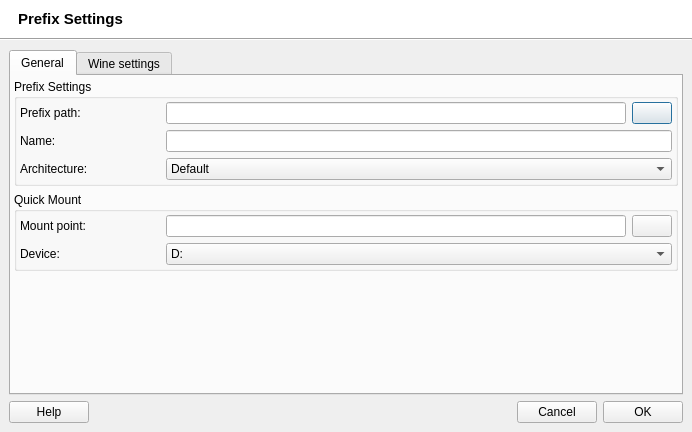
brezerk/q4wine, file src/q4wine-gui/uis/PrefixSettings.ui: the form before one commit.
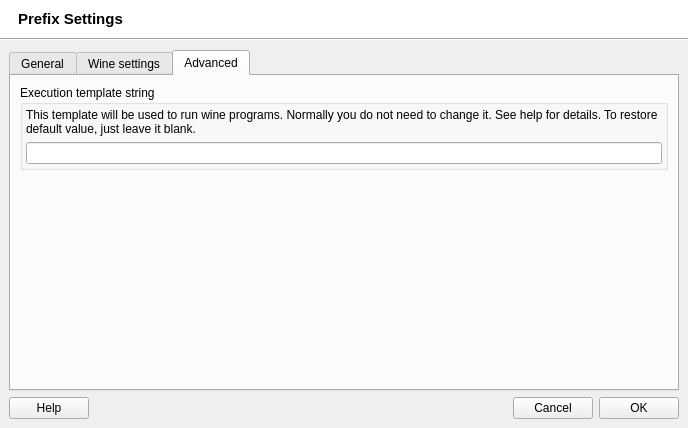
The form after the commit. The open tabs and pages were chosen to show the change. Icons and pictures are not drawn.

Commit message: Added: Prefix execution template string; Update Portuguese (Brazil) translation thx 2 Márcio Moraes

```diff
--- a/src/q4wine-gui/uis/PrefixSettings.ui
+++ b/src/q4wine-gui/uis/PrefixSettings.ui
@@ -6,8 +6,8 @@
    <rect>
     <x>0</x>
     <y>0</y>
-    <width>692</width>
-    <height>432</height>
+    <width>688</width>
+    <height>428</height>
    </rect>
   </property>
   <property name="windowTitle">
@@ -792,6 +792,54 @@
           </item>
          </layout>
         </widget>
+        <widget class="QWidget" name="tab_2">
+         <attribute name="title">
+          <string>Advanced</string>
+         </attribute>
+         <layout class="QVBoxLayout" name="verticalLayout_3">
+          <item>
+           <widget class="QGroupBox" name="groupBox_8">
+            <property name="title">
+             <string>Execution template string</string>
+            </property>
+            <layout class="QVBoxLayout" name="_3">
+             <property name="margin">
+              <number>3</number>
+             </property>
+             <item>
+              <widget class="QLabel" name="label_5">
+               <property name="text">
+                <string>This template will be used to run wine programs. Normally you do not need to change it. See help for details. To restore default value, just leave it blank.</string>
+               </property>
+               <property name="textFormat">
+                <enum>Qt::PlainText</enum>
+               </property>
+               <property name="wordWrap">
+                <bool>true</bool>
+               </property>
+              </widget>
+             </item>
+             <item>
+              <widget class="QLineEdit" name="txtRunString"/>
+             </item>
+            </layout>
+           </widget>
+          </item>
+          <item>
+           <spacer name="verticalSpacer_3">
+            <property name="orientation">
+             <enum>Qt::Vertical</enum>
+            </property>
+            <property name="sizeHint" stdset="0">
+             <size>
+              <width>20</width>
+              <height>183</height>
+             </size>
+            </property>
+           </spacer>
+          </item>
+         </layout>
+        </widget>
        </widget>
       </item>
       <item>
```
The commit also changes 17 other files.
